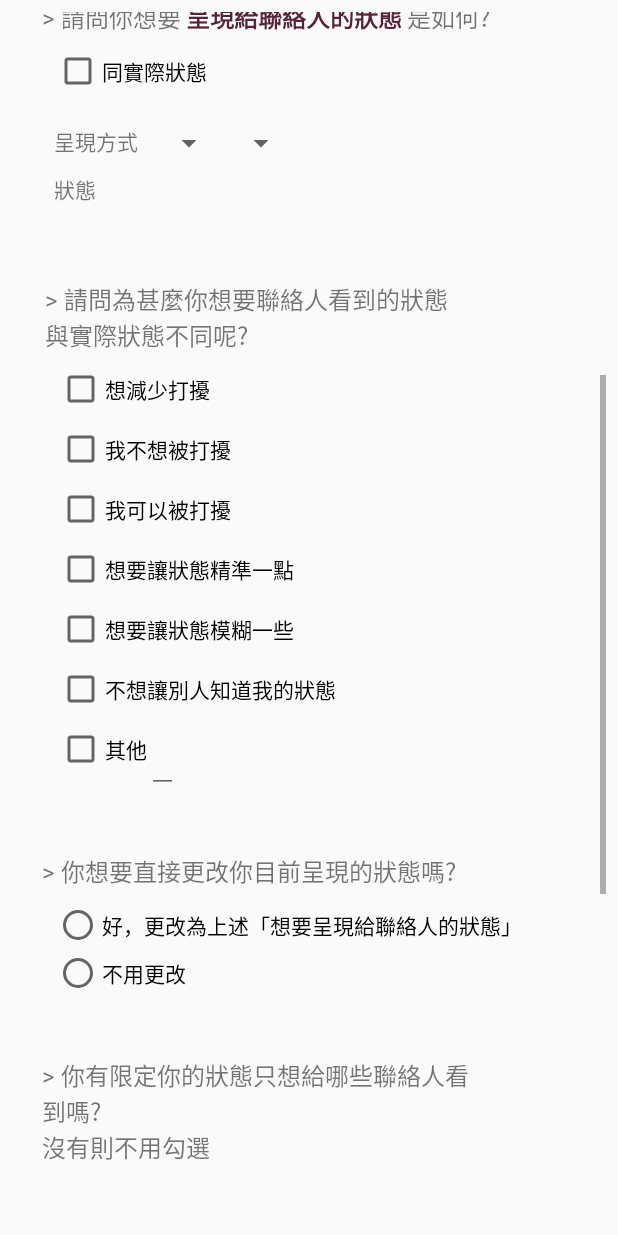
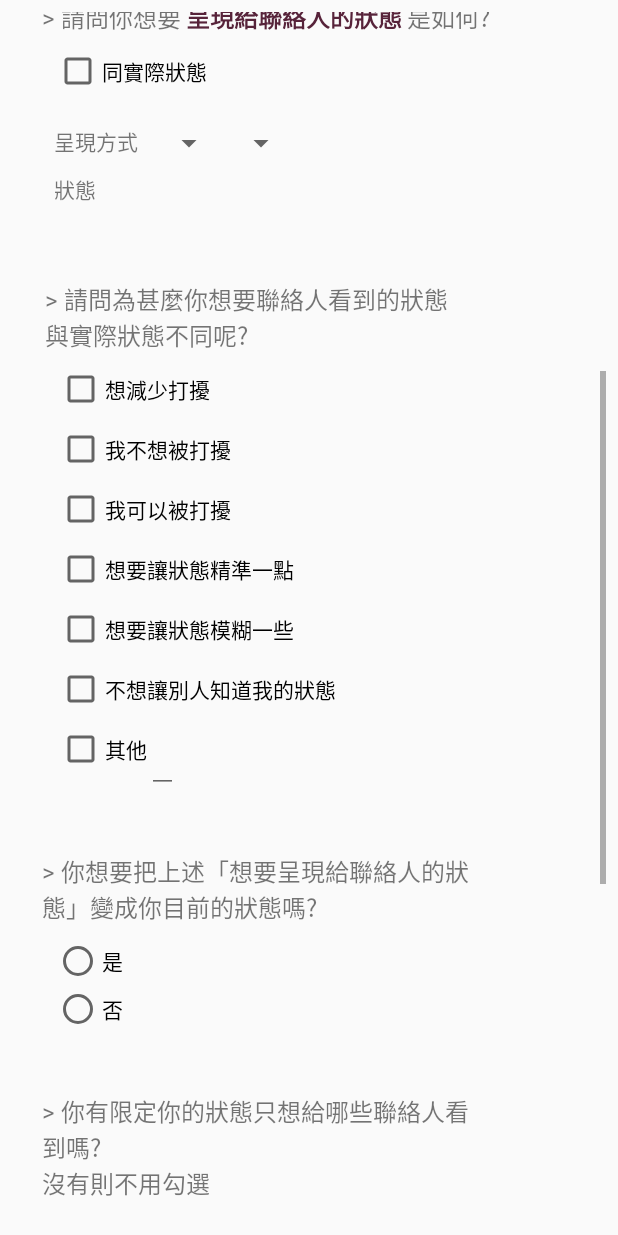
Before and after one commit to tingwei0501/AvailabilityStatusStudy_Android, an Android app: the layout self_questionnaire.xml on its own in the app's theme, with its tools: preview values and no code run, scrolled down 565 dp, on a phone screen of 412 x 824 dp. Run offline under Robolectric (Android 15) with nearby library versions, the phone set to English and light mode, and no system bars; plain views replace CircularProgressBar, IndicatorSeekBar.

Commit message:
revise the title of additional question in SelfQuestionnaire, and track how many times that user change their status

```diff
--- a/app/src/main/res/layout/self_questionnaire.xml
+++ b/app/src/main/res/layout/self_questionnaire.xml
@@ -607,12 +607,12 @@
                 android:layout_width="wrap_content"
                 android:layout_height="wrap_content"
                 android:layout_marginTop="40dp"
-                app:layout_constraintStart_toStartOf="@+id/showStatusDifferentReasonLayout"
+                app:layout_constraintStart_toStartOf="@+id/statusShowOtherLayout"
                 app:layout_constraintTop_toBottomOf="@+id/showStatusDifferentReasonLayout">
 
                 <TextView
                     android:id="@+id/changeStatus_question"
-                    android:layout_width="wrap_content"
+                    android:layout_width="300dp"
                     android:layout_height="wrap_content"
                     android:text="@string/changeStatus_question"
                     android:textSize="16sp"
--- a/app/src/main/res/values/strings.xml
+++ b/app/src/main/res/values/strings.xml
@@ -239,9 +239,9 @@
     <string name="showDifferent_hide">不想讓別人知道我的狀態</string>
 
     <!-- Question: change status or not start -->
-    <string name="changeStatus_question">> 你想要直接更改你目前呈現的狀態嗎?</string>
-    <string name="changeStatus_change">好，更改為上述「想要呈現給聯絡人的狀態」</string>
-    <string name="changeStatus_noChange">不用更改</string>
+    <string name="changeStatus_question">> 你想要把上述「想要呈現給聯絡人的狀態」變成你目前的狀態嗎?</string>
+    <string name="changeStatus_change">是</string>
+    <string name="changeStatus_noChange">否</string>
     <!-- Question: change status or not end -->
 
     <string name="self_show_to_who">> 你有限定你的狀態只想給哪些聯絡人看到嗎?\n沒有則不用勾選 </string>
```
Also changed, not shown: app/src/main/java/labelingStudy/nctu/minuku_2/EditProfilePage.java (+37 -0 lines), gradle/wrapper/gradle-wrapper.properties, 13930 other files.
